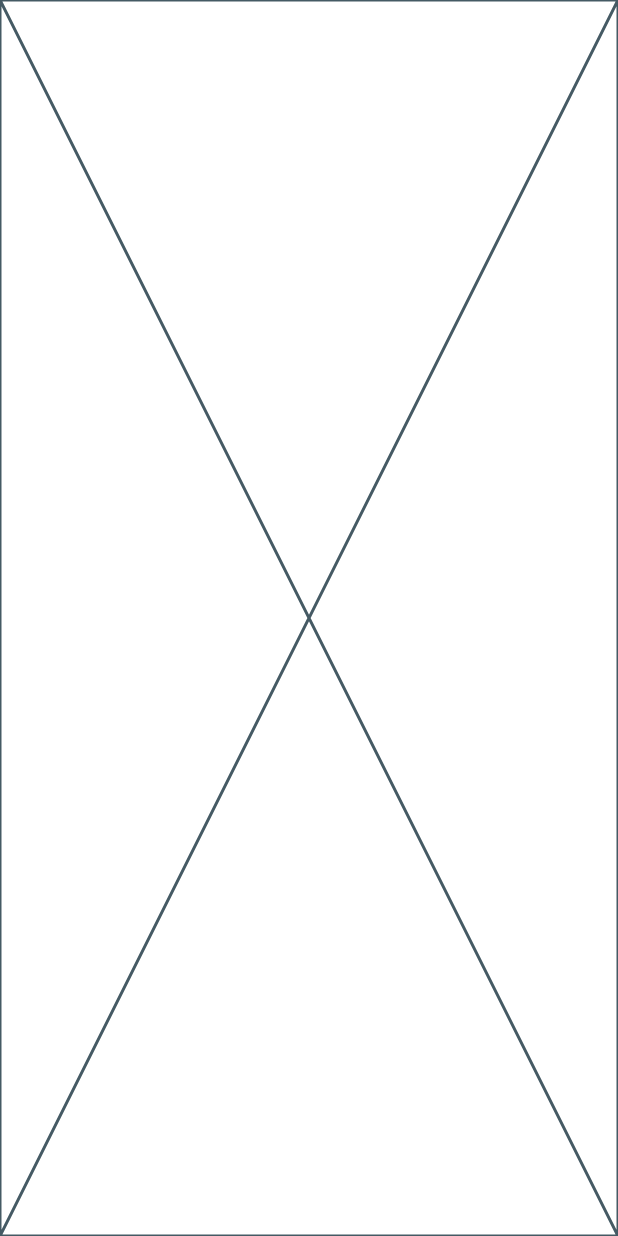
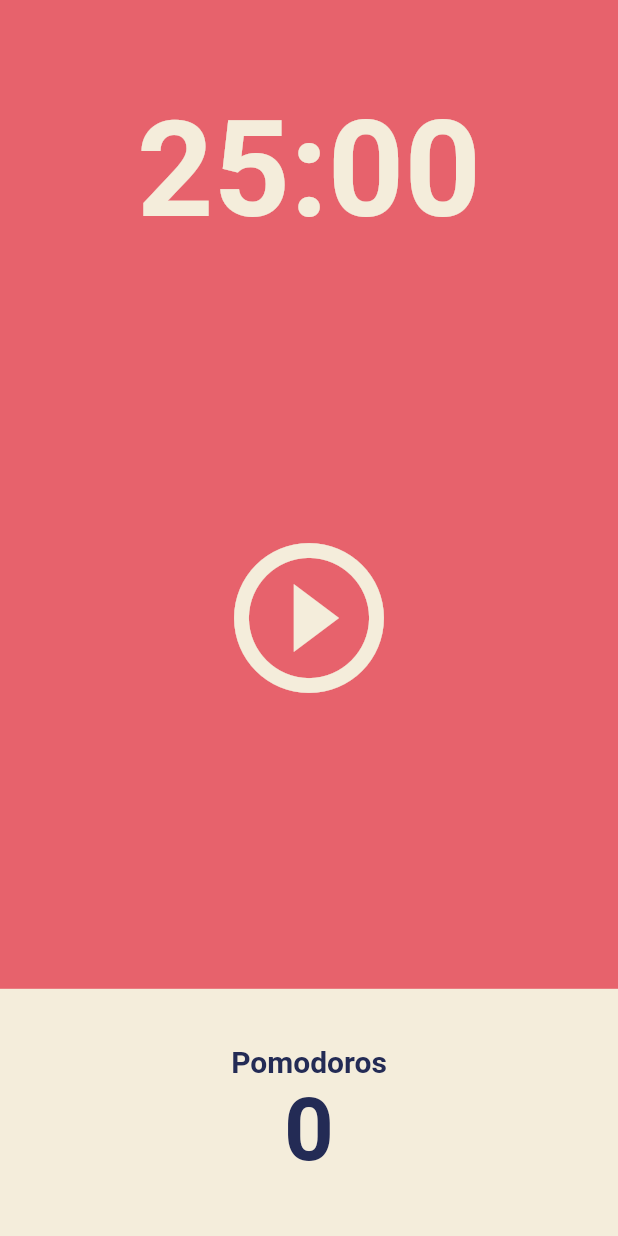
Before and after one commit to Junhyung-Won/flutter-pomodoro, a Flutter app: the screen it shows after launch, on a phone screen of 412 x 824 dp. Run offline on Flutter 3.47's test engine with Material 2 defaults, Android fonts, the phone set to English and light mode, and no system bars.

Commit message:
Basic Home Screen

```diff
--- a/lib/screens/home_screen.dart
+++ b/lib/screens/home_screen.dart
@@ -1,7 +1,4 @@
-import 'package:flutter/src/animation/animation_controller.dart';
-import 'package:flutter/src/widgets/framework.dart';
-import 'package:flutter/src/widgets/placeholder.dart';
-import 'package:flutter/src/widgets/ticker_provider.dart';
+import 'package:flutter/material.dart';
 
 class HomeScreen extends StatefulWidget {
   const HomeScreen({super.key});
@@ -10,24 +7,73 @@ class HomeScreen extends StatefulWidget {
   State<HomeScreen> createState() => _HomeScreenState();
 }
 
-class _HomeScreenState extends State<HomeScreen>
-    with SingleTickerProviderStateMixin {
-  late AnimationController _controller;
-
-  @override
-  void initState() {
-    super.initState();
-    _controller = AnimationController(vsync: this);
-  }
-
-  @override
-  void dispose() {
-    _controller.dispose();
-    super.dispose();
-  }
-
+class _HomeScreenState extends State<HomeScreen> {
   @override
   Widget build(BuildContext context) {
-    return const Placeholder();
+    return Scaffold(
+      backgroundColor: Theme.of(context).colorScheme.background,
+      body: Column(children: [
+        Flexible(
+          flex: 1,
+          child: Container(
+            alignment: Alignment.bottomCenter,
+            child: Text(
+              '25:00',
+              style: TextStyle(
+                color: Theme.of(context).cardColor,
+                fontSize: 89,
+                fontWeight: FontWeight.w600,
+              ),
+            ),
+          ),
+        ),
+        Flexible(
+          flex: 3,
+          child: Center(
+            child: IconButton(
+              iconSize: 120,
+              color: Theme.of(context).cardColor,
+              onPressed: () {},
+              icon: const Icon(Icons.play_circle_outline),
+            ),
+          ),
+        ),
+        Flexible(
+          flex: 1,
+          child: Row(
+            children: [
+              Expanded(
+                child: Container(
+                  decoration: BoxDecoration(color: Theme.of(context).cardColor),
+                  child: Column(
+                    mainAxisAlignment: MainAxisAlignment.center,
+                    children: [
+                      Text(
+                        'Pomodoros',
+                        style: TextStyle(
+                          fontSize: 20,
+                          fontWeight: FontWeight.w600,
+                          color:
+                              Theme.of(context).textTheme.displayLarge!.color,
+                        ),
+                      ),
+                      Text(
+                        '0',
+                        style: TextStyle(
+                          fontSize: 58,
+                          fontWeight: FontWeight.w600,
+                          color:
+                              Theme.of(context).textTheme.displayLarge!.color,
+                        ),
+                      ),
+                    ],
+                  ),
+                ),
+              ),
+            ],
+          ),
+        ),
+      ]),
+    );
   }
 }
```
